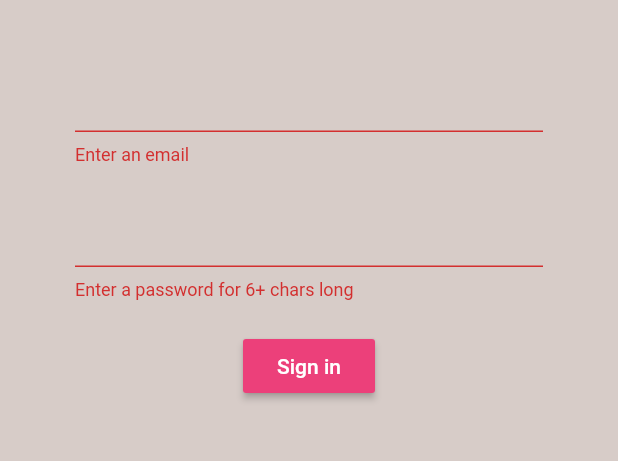
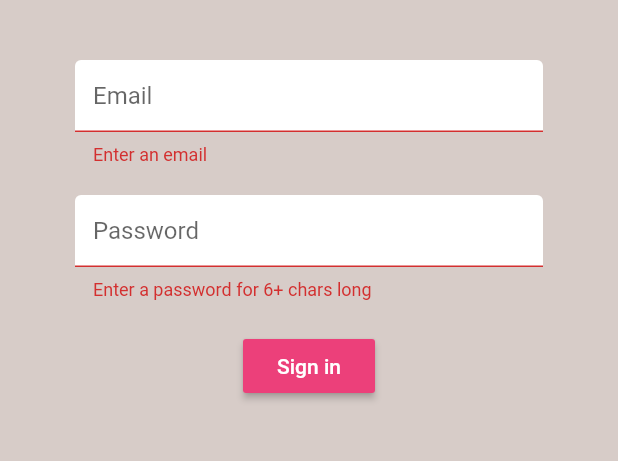
Before and after one commit to arifikhsan/flutter_brew, a Flutter app: the screen it shows after launch, after a tap on "Sign in", on a phone screen of 412 x 824 dp, the part 84-545 px from its top. Run offline on Flutter 3.47's test engine with Material 2 defaults, Android fonts, the phone set to English and light mode, and no system bars; our stand-ins replace firebase_auth, flutter_spinkit; accounts and stored records are empty.

```diff
--- a/lib/screen/authentication/sign_in_screen.dart
+++ b/lib/screen/authentication/sign_in_screen.dart
@@ -1,5 +1,7 @@
 import 'package:flutter/material.dart';
 import 'package:flutter_brew/service/authentication_service.dart';
+import 'package:flutter_brew/style/decoration.dart';
+import 'package:flutter_brew/widget/loading.dart';
 
 class SignInScreen extends StatefulWidget {
   final Function toggleView;
@@ -13,6 +15,7 @@ class SignInScreen extends StatefulWidget {
 class _SignInScreenState extends State<SignInScreen> {
   final AuthenticationService authenticationService = AuthenticationService();
   final _formKey = GlobalKey<FormState>();
+  bool loading = false;
 
   // Text Field state
   String email = '';
@@ -22,7 +25,9 @@ class _SignInScreenState extends State<SignInScreen> {
 
   @override
   Widget build(BuildContext context) {
-    return Scaffold(
+    return loading
+        ? Loading()
+        : Scaffold(
             backgroundColor: Colors.brown.shade100,
             appBar: AppBar(
               backgroundColor: Colors.brown.shade400,
@@ -49,7 +54,10 @@ class _SignInScreenState extends State<SignInScreen> {
                   children: <Widget>[
                     SizedBox(height: 20),
                     TextFormField(
-                validator: (value) => value.isEmpty ? 'Enter an email' : null,
+                      decoration:
+                          textInputDecoration.copyWith(hintText: 'Email'),
+                      validator: (value) =>
+                          value.isEmpty ? 'Enter an email' : null,
                       onChanged: (value) {
                         setState(() => email = value);
                       },
@@ -57,6 +65,8 @@ class _SignInScreenState extends State<SignInScreen> {
                     SizedBox(height: 20),
                     TextFormField(
                       obscureText: true,
+                      decoration:
+                          textInputDecoration.copyWith(hintText: 'Password'),
                       validator: (value) => value.length < 6
                           ? 'Enter a password for 6+ chars long'
                           : null,
@@ -73,12 +83,23 @@ class _SignInScreenState extends State<SignInScreen> {
                       ),
                       onPressed: () async {
                         if (_formKey.currentState.validate()) {
-                    dynamic resultOrNull = authenticationService.signInWithEmailAndPassword(email, password);
+                          setState(() {
+                            loading = true;
+                          });
+                          print(email);
+                          print(password);
+                          dynamic resultOrNull =
+                              await authenticationService.signInWithEmailAndPassword(
+                            email,
+                            password,
+                          );
                           if (resultOrNull == null) {
                             setState(() {
-                        error = 'Could not ign in with those credential';
+                              loading = false;
+                              error = 'Could not sign in with those credential';
                             });
                           }
+
                         }
                       },
                     ),
--- /dev/null
+++ b/lib/style/decoration.dart
@@ -0,0 +1,18 @@
+import 'package:flutter/material.dart';
+
+const textInputDecoration = InputDecoration(
+  fillColor: Colors.white,
+  filled: true,
+  enabledBorder: OutlineInputBorder(
+    borderSide: BorderSide(
+      color: Colors.white,
+      width: 2,
+    ),
+  ),
+  focusedBorder: OutlineInputBorder(
+    borderSide: BorderSide(
+      color: Colors.pink,
+      width: 2,
+    ),
+  ),
+);
```
Also changed, not shown: lib/screen/authentication/sign_up_screen.dart (+18 -6 lines), lib/widget/loading.dart (added, +17 -0 lines), pubspec.yaml (+5 -4 lines), pubspec.lock. Lines whose indentation alone changed are shown as unchanged.
